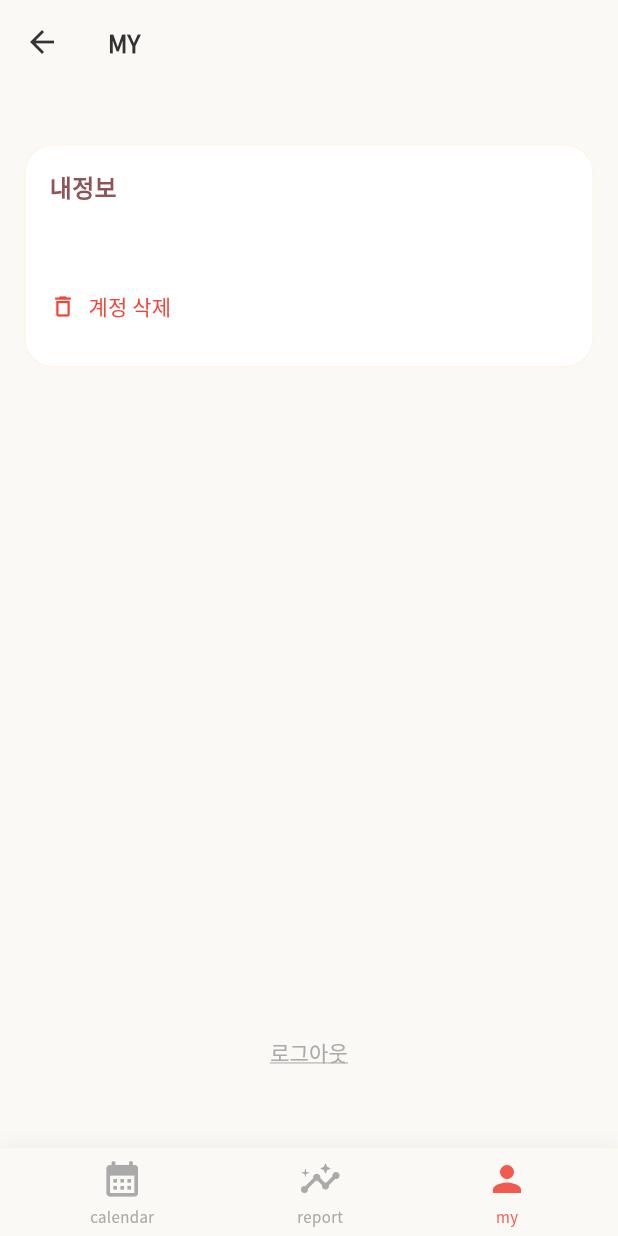
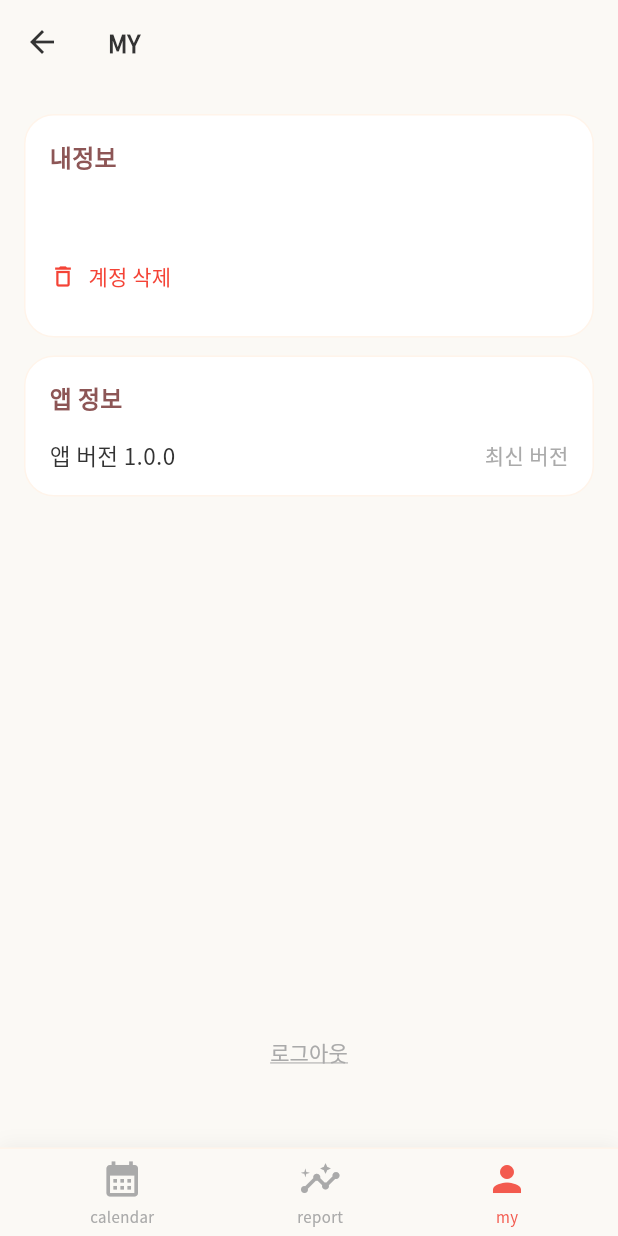
Before and after one commit to mj012345/redtime, a Flutter app: the MyView screen opened by its route, on a phone screen of 412 x 824 dp. Run offline on Flutter 3.47's test engine with Material 3 defaults, Android fonts, the phone set to English and light mode, and no system bars; our stand-ins replace cloud_firestore, firebase_auth, firebase_core, flutter_svg, google_fonts, google_sign_in and 3 more; accounts and stored records are empty.

```diff
--- a/lib/view/calendar/widgets/calendar_grid.dart
+++ b/lib/view/calendar/widgets/calendar_grid.dart
@@ -2,7 +2,6 @@ import 'package:flutter/material.dart';
 import 'package:red_time_app/models/period_cycle.dart';
 import 'package:red_time_app/theme/app_colors.dart';
 import 'package:red_time_app/theme/app_spacing.dart';
-import 'horizontal_line.dart';
 import 'day_cell.dart';
 
 class CalendarGrid extends StatelessWidget {
--- a/lib/view/calendar/widgets/week_row.dart
+++ b/lib/view/calendar/widgets/week_row.dart
@@ -1,7 +1,6 @@
 import 'package:flutter/material.dart';
 import 'package:red_time_app/models/period_cycle.dart';
 import 'day_cell.dart';
-import 'horizontal_line.dart';
 
 /// 선택된 날짜가 포함된 주를 표시하는 위젯
 class WeekRow extends StatelessWidget {
--- a/lib/view/my/my_view.dart
+++ b/lib/view/my/my_view.dart
@@ -1,4 +1,5 @@
 import 'package:flutter/material.dart';
+import 'package:package_info_plus/package_info_plus.dart';
 import 'package:provider/provider.dart';
 import 'package:red_time_app/theme/app_colors.dart';
 import 'package:red_time_app/theme/app_spacing.dart';
@@ -7,13 +8,34 @@ import 'package:red_time_app/view/auth/auth_viewmodel.dart';
 import 'package:red_time_app/widgets/bottom_nav.dart';
 import 'package:red_time_app/widgets/common_dialog.dart';
 
-class MyView extends StatelessWidget {
+class MyView extends StatefulWidget {
   const MyView({super.key});
+
+  @override
+  State<MyView> createState() => _MyViewState();
+}
+
+class _MyViewState extends State<MyView> {
+  String _appVersion = '';
+
+  @override
+  void initState() {
+    super.initState();
+    _loadAppVersion();
+  }
+
+  Future<void> _loadAppVersion() async {
+    final packageInfo = await PackageInfo.fromPlatform();
+    if (mounted) {
+      setState(() {
+        _appVersion = packageInfo.version;
+      });
+    }
+  }
 
   Future<void> _handleSignOut(BuildContext context) async {
     final authViewModel = context.read<AuthViewModel>();
 
-    // 로그아웃 확인 다이얼로그 표시
     final shouldSignOut = await showDialog<bool>(
       context: context,
       builder: (context) => AppAlertDialog(
@@ -27,12 +49,8 @@ class MyView extends StatelessWidget {
     );
 
     if (shouldSignOut == true && context.mounted) {
-      debugPrint('Logout confirmed, calling signOut()');
       await authViewModel.signOut();
-
       if (context.mounted) {
-        // 모든 라우트를 제거하고 메인(home)으로 돌아가 기 때문에
-        // AuthViewModel 상태에 따른 declarative navigation이 다시 작동함
         Navigator.of(context, rootNavigator: true)
             .pushNamedAndRemoveUntil('/', (route) => false);
       }
@@ -42,7 +60,6 @@ class MyView extends StatelessWidget {
   Future<void> _handleDeleteAccount(BuildContext context) async {
     final authViewModel = context.read<AuthViewModel>();
 
-    // 계정 삭제 확인 다이얼로그 표시
     final shouldDelete = await showDialog<bool>(
       context: context,
       builder: (context) => AppAlertDialog(
@@ -56,7 +73,6 @@ class MyView extends StatelessWidget {
     );
 
     if (shouldDelete == true && context.mounted) {
-      // 로딩 다이얼로그 표시
       showDialog(
         context: context,
         barrierDismissible: false,
@@ -67,20 +83,16 @@ class MyView extends StatelessWidget {
       try {
         final success = await authViewModel.deleteAccount();
 
-        // 로딩 다이얼로그 닫기 (context.mounted 확인)
         if (context.mounted) {
           Navigator.of(context, rootNavigator: true).pop();
         }
 
         if (success) {
-          // 계정 삭제 성공 - 모든 라우트를 제거하고 메인으로 이동
           if (context.mounted) {
             Navigator.of(context, rootNavigator: true)
                 .pushNamedAndRemoveUntil('/', (route) => false);
           }
         } else {
-          // 계정 삭제 실패 - 에러 메시지 표시
-          // context.mounted 확인 후 메시지 표시
           if (context.mounted) {
             final errorMessage = authViewModel.errorMessage ?? '계정 삭제에 실패했습니다.';
             ScaffoldMessenger.of(context).showSnackBar(
@@ -93,11 +105,8 @@ class MyView extends StatelessWidget {
           }
         }
       } catch (e) {
-        // 예외 발생 시에도 로딩 다이얼로그 닫기
         if (context.mounted) {
           Navigator.of(context, rootNavigator: true).pop();
-
-          // 에러 메시지 표시
           final errorMessage =
               authViewModel.errorMessage ?? '계정 삭제 중 오류가 발생했습니다.';
           ScaffoldMessenger.of(context).showSnackBar(
@@ -130,57 +139,27 @@ class MyView extends StatelessWidget {
               child: Consumer<AuthViewModel>(
                 builder: (context, authViewModel, _) {
                   final userModel = authViewModel.userModel;
-                  final displayName = userModel?.displayName ?? '이름 없음';
                   final email = userModel?.email ?? '';
 
                   return IntrinsicHeight(
                     child: Column(
                       children: [
-                        const SizedBox(height: 40),
-                        // 사용자 정보 카드
-                        Container(
-                          margin: const EdgeInsets.symmetric(
-                            horizontal: AppSpacing.lg,
-                          ),
-                          padding: const EdgeInsets.all(AppSpacing.lg),
-                          decoration: BoxDecoration(
-                            color: AppColors.surface,
-                            borderRadius: BorderRadius.circular(
-                              AppSpacing.radiusLg,
-                            ),
-                            border: Border.all(color: AppColors.primaryLight),
-                          ),
-                          child: Column(
-                            crossAxisAlignment: CrossAxisAlignment.start,
+                        const SizedBox(height: 20),
+                        // 1. 사용자 정보 카드
+                        _buildSectionCard(
+                          title: '내정보',
                           children: [
                             Text(
-                                '내정보',
-                                style: AppTextStyles.title.copyWith(
-                                  fontSize: 16,
-                                  color: AppColors.secondary,
-                                ),
-                              ),
-                              const SizedBox(height: AppSpacing.lg),
-                              // 이메일
-                              Row(
-                                children: [
-                                  Expanded(
-                                    child: Text(
                               email,
                               style: AppTextStyles.body.copyWith(
                                 color: AppColors.textPrimary,
                               ),
                             ),
-                                  ),
-                                ],
-                              ),
                             const SizedBox(height: AppSpacing.sm),
-                              // 계정 삭제 버튼
                             Align(
                               alignment: Alignment.centerLeft,
                               child: TextButton.icon(
-                                  onPressed: () =>
-                                      _handleDeleteAccount(context),
+                                onPressed: () => _handleDeleteAccount(context),
                                 icon: const Icon(
                                   Icons.delete_outline,
                                   size: 18,
@@ -200,9 +179,25 @@ class MyView extends StatelessWidget {
                             ),
                           ],
                         ),
+                        const SizedBox(height: AppSpacing.md),
+                        // 2. 앱 정보 카드
+                        _buildSectionCard(
+                          title: '앱 정보',
+                          children: [
+                            _buildInfoRow(
+                              label: '앱 버전 $_appVersion',
+                              trailing: Text(
+                                '최신 버전',
+                                style: AppTextStyles.body.copyWith(
+                                  color: AppColors.textDisabled,
+                                  fontSize: 14,
+                                ),
+                              ),
+                            ),
+                          ],
                         ),
                         const Spacer(),
-                        // 로그아웃 버튼 (하단 고정, 밑줄 스타일)
+                        // 로그아웃 버튼
                         Padding(
                           padding: const EdgeInsets.only(
                             bottom: 40,
@@ -252,4 +247,53 @@ class MyView extends StatelessWidget {
       backgroundColor: AppColors.background,
     );
   }
+
+  Widget _buildSectionCard({required String title, required List<Widget> children}) {
+    return Container(
+      margin: const EdgeInsets.symmetric(horizontal: AppSpacing.lg),
+      padding: const EdgeInsets.all(AppSpacing.lg),
+      decoration: BoxDecoration(
+        color: AppColors.surface,
+        borderRadius: BorderRadius.circular(AppSpacing.radiusLg),
+        border: Border.all(color: AppColors.primaryLight),
+      ),
+      child: Column(
+        crossAxisAlignment: CrossAxisAlignment.start,
+        children: [
+          Text(
+            title,
+            style: AppTextStyles.title.copyWith(
+              fontSize: 16,
+              color: AppColors.secondary,
+            ),
+          ),
+          const SizedBox(height: AppSpacing.lg),
+          ...children,
+        ],
+      ),
+    );
   }
+
+  Widget _buildInfoRow({
+    required String label,
+    Widget? trailing,
+    VoidCallback? onTap,
+  }) {
+    return InkWell(
+      onTap: onTap,
+      child: Row(
+        mainAxisAlignment: MainAxisAlignment.spaceBetween,
+        children: [
+          Text(
+            label,
+            style: AppTextStyles.body.copyWith(
+              color: AppColors.textPrimary,
+              fontSize: 15,
+            ),
+          ),
+          if (trailing != null) trailing,
+        ],
+      ),
+    );
+  }
+}
--- a/pubspec.yaml
+++ b/pubspec.yaml
@@ -24,6 +24,7 @@ dependencies:
   url_launcher: ^6.3.2
   lottie: ^3.3.2
   google_fonts: ^7.0.2
+  package_info_plus: ^9.0.0
 
 dev_dependencies:
   flutter_lints: ^6.0.0
```
Also changed, not shown: lib/main.dart (+8 -2 lines), lib/services/calendar_service.dart (+36 -24 lines), lib/view/calendar/calendar_view.dart (+10 -5 lines), lib/view/calendar/widgets/horizontal_line.dart (deleted, +0 -11 lines), lib/view/report/report_view.dart (+2 -6 lines), pubspec.lock, 1 other file. Lines whose indentation alone changed are shown as unchanged.
